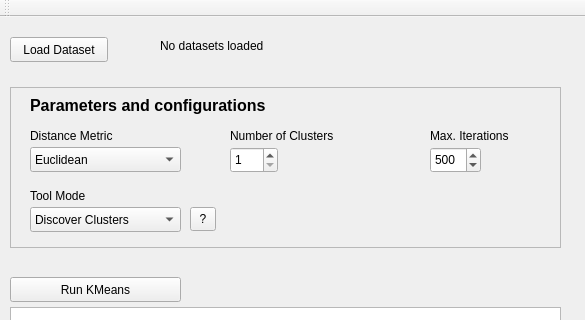
This is mainwindow.ui in alfonsoromanz/KMeansTool as Qt 5 draws it before an edit; both pictures show x 0 to 585 and y 0 to 320 of the 585 by 584 pixel window. The edited form follows.
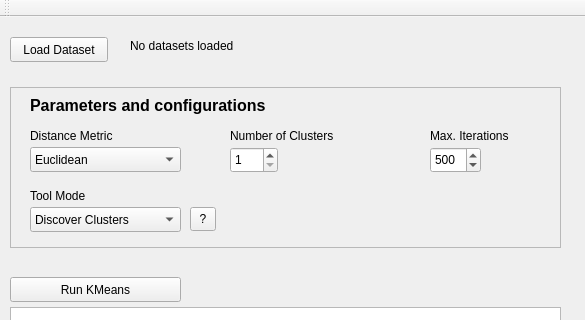
This is the edited form.

```diff
--- a/mainwindow.ui
+++ b/mainwindow.ui
@@ -248,9 +248,9 @@
    <widget class="QLabel" name="datasetLabel">
     <property name="geometry">
      <rect>
-      <x>160</x>
+      <x>130</x>
       <y>20</y>
-      <width>132</width>
+      <width>341</width>
       <height>17</height>
      </rect>
     </property>
```
